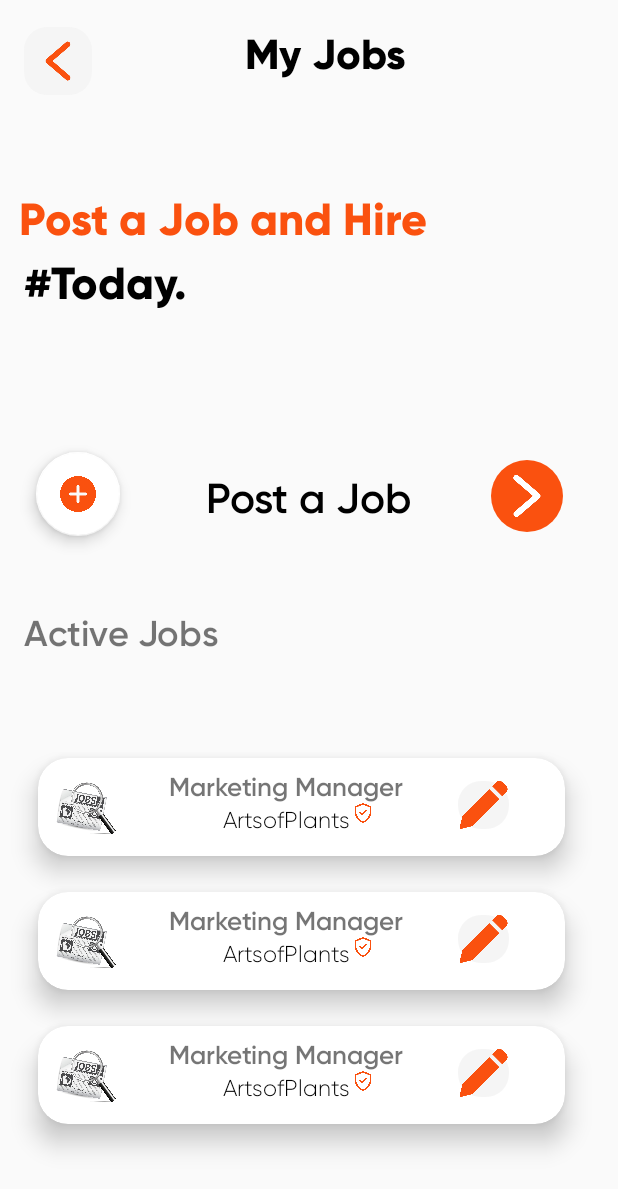
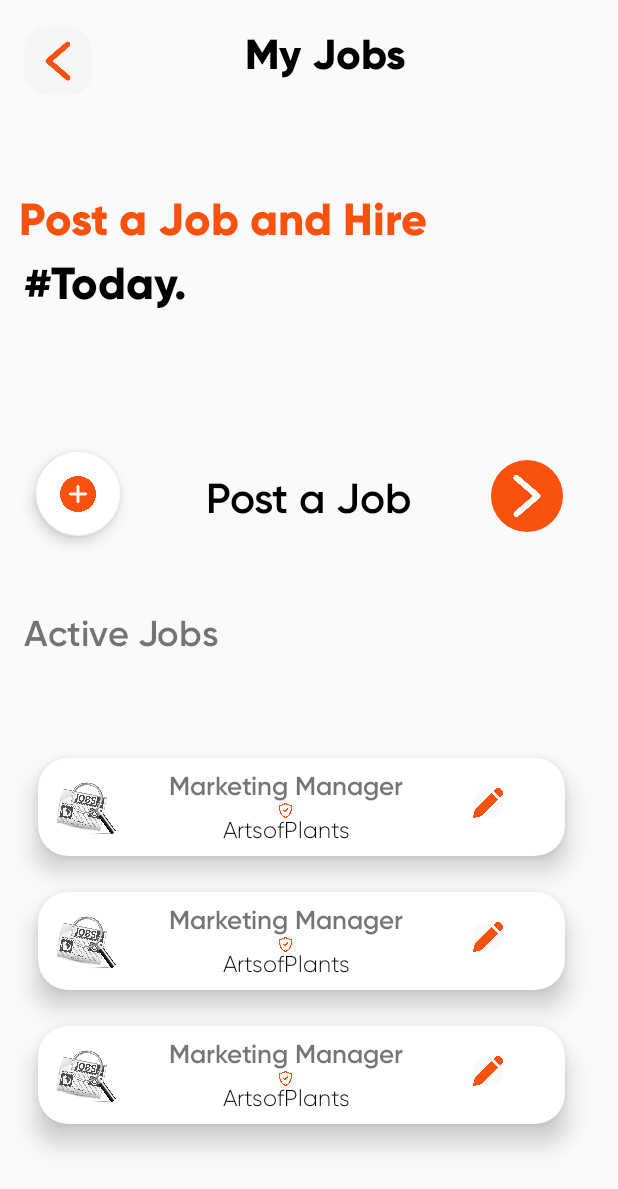
Before and after one commit to DarshiBuddhini/EmpowerMe, an Android app: the layout activity_job_post.xml on its own in the app's theme, with its tools: preview values and no code run, on a phone screen of 412 x 824 dp. Shown: the top 1189 px of the screen. Run offline under Robolectric (Android 15) with nearby library versions, the phone set to English and light mode, and no system bars.

Commit message:
Update job_item.xml

```diff
--- a/app/src/main/res/layout/job_item.xml
+++ b/app/src/main/res/layout/job_item.xml
@@ -41,7 +41,7 @@
         android:layout_height="match_parent"
         android:layout_gravity="center"
         android:paddingLeft="-20sp"
-        android:paddingTop="8sp"
+        android:paddingTop="7sp"
         android:text="Marketing Manager"
         android:textSize="17sp"
         android:fontFamily="@font/gilroy_semibold"
@@ -53,7 +53,7 @@
         android:layout_height="match_parent"
         android:layout_gravity="center"
         android:paddingLeft="-20sp"
-        android:paddingTop="31sp"
+        android:paddingTop="38sp"
         android:text="ArtsofPlants"
         android:textSize="15sp"
         android:fontFamily="@font/gilroy_light"
@@ -64,20 +64,20 @@
     <ImageButton
 
         android:id="@+id/btnedit"
-        android:layout_width="34dp"
-        android:layout_height="32dp"
-        android:layout_marginLeft="280dp"
-        android:layout_marginTop="15dp"
-        android:layout_marginRight="26dp"
-        android:background="@drawable/corner"
+        android:layout_width="20dp"
+        android:layout_height="20dp"
+        android:layout_marginLeft="290dp"
+        android:layout_marginTop="20dp"
+        android:layout_marginRight="20dp"
+        android:background="@drawable/round"
         android:scaleType="fitCenter"
         android:src="@drawable/pencil" />
 
     <ImageView
         android:id="@+id/imageView"
-        android:layout_width="13dp"
-        android:layout_height="13dp"
-        android:layout_marginLeft="210dp"
+        android:layout_width="10dp"
+        android:layout_height="10dp"
+        android:layout_marginLeft="160dp"
         android:layout_marginTop="30dp"
         app:srcCompat="@drawable/verified" />
 </androidx.cardview.widget.CardView>
```
